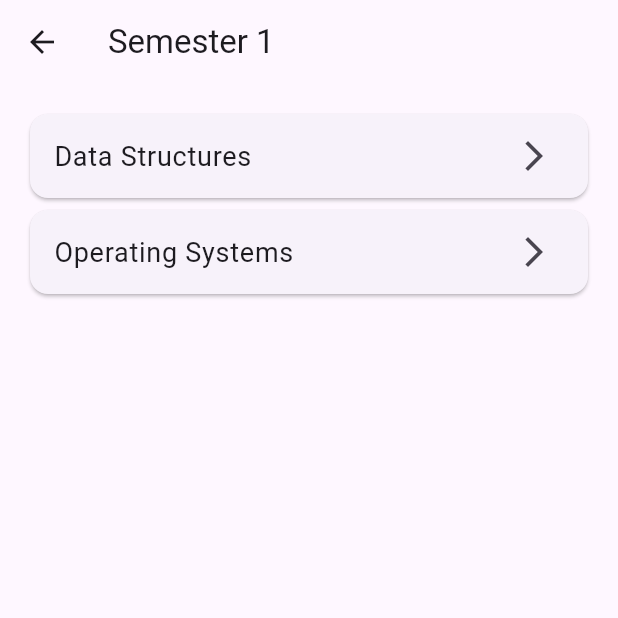
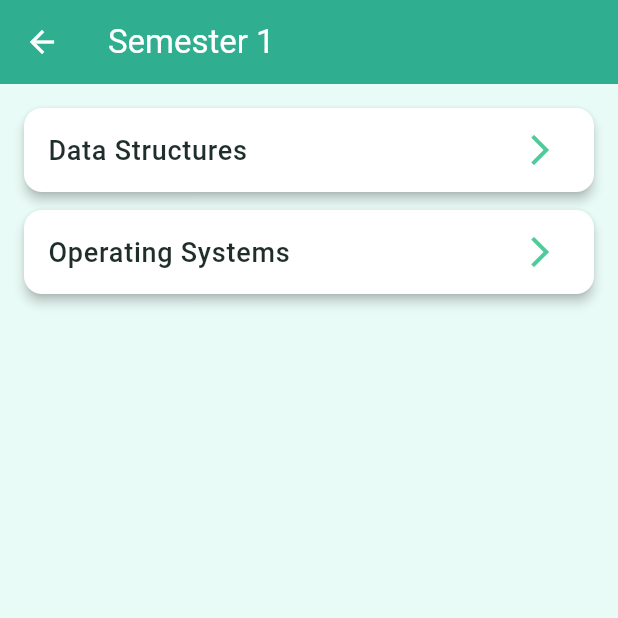
Before and after one commit to Swasthika-P-S/lms, a Flutter app: the screen it shows after launch, after a tap on "Semester 1", on a phone screen of 412 x 824 dp, the top half of it. Run offline on Flutter 3.47's test engine with Material 3 defaults, Android fonts, the phone set to English and light mode, and no system bars.

Commit message:
updated app_colors.dart

```diff
--- /dev/null
+++ b/lib/app_colors.dart
@@ -0,0 +1,26 @@
+import 'package:flutter/material.dart';
+
+class AppColors {
+  // 🌿 Backgrounds
+  static const Color background = Color(0xFFE9FBF6);
+  static const Color cardBackground = Color(0xFFF7F3FA);
+
+  // 🍃 Greens (Primary Theme)
+  static const Color primaryGreen = Color(0xFF2FAF8F);
+  static const Color softGreen = Color(0xFF6FD3B5);
+  static const Color lightGreen = softGreen; // alias
+  static const Color darkGreen = Color(0xFF1F8A70);
+
+  // ⭐ Accent
+  static const Color accentYellow = Color(0xFFF9B233);
+
+  // 📝 Text Colors
+  static const Color textDark = Color(0xFF1F2D2B);
+  static const Color textGrey = Color(0xFF6B8F87);
+
+  // 🧾 Cards
+  static const Color cardWhite = Colors.white;
+
+  // 🔔 Icons
+  static const Color iconGreen = Color(0xFF4ECB9A);
+}
--- a/lib/main.dart
+++ b/lib/main.dart
@@ -1,5 +1,6 @@
 import 'package:flutter/material.dart';
 import 'package:lms/quiz_tab/semester_screen.dart';
+import 'app_colors.dart'; // 👈 import your colors file
 
 void main() {
   runApp(const MyApp());
@@ -14,7 +15,13 @@ class MyApp extends StatelessWidget {
       debugShowCheckedModeBanner: false,
       title: 'LMS',
       theme: ThemeData(
-        primarySwatch: Colors.blue,
+        scaffoldBackgroundColor: AppColors.background,
+        primaryColor: AppColors.primaryGreen,
+        appBarTheme: const AppBarTheme(
+          backgroundColor: AppColors.primaryGreen,
+          foregroundColor: Colors.white,
+          elevation: 0,
+        ),
       ),
       home: const SemesterScreen(),
     );
--- a/lib/quiz_tab/courses.dart
+++ b/lib/quiz_tab/course.dart
@@ -1,9 +1,9 @@
-class Courses {
+class Course {
   final String id;
   final String name;
   final String semesterId;
 
-  Courses({
+  Course({
     required this.id,
     required this.name,
     required this.semesterId,
--- a/lib/quiz_tab/courses_screen.dart
+++ b/lib/quiz_tab/courses_screen.dart
@@ -1,17 +1,6 @@
 import 'package:flutter/material.dart';
-
-// Simple Course model (if you already have one, keep yours)
-class Course {
-  final String id;
-  final String name;
-  final String semesterId;
-
-  Course({
-    required this.id,
-    required this.name,
-    required this.semesterId,
-  });
-}
+import 'package:lms/app_colors.dart';
+import 'course.dart';
 
 class CoursesScreen extends StatelessWidget {
   final String semesterId;
@@ -25,7 +14,6 @@ class CoursesScreen extends StatelessWidget {
 
   @override
   Widget build(BuildContext context) {
-    // Dummy courses
     final List<Course> allCourses = [
       Course(id: 'c1', name: 'Data Structures', semesterId: 's1'),
       Course(id: 'c2', name: 'Operating Systems', semesterId: 's1'),
@@ -34,28 +22,40 @@ class CoursesScreen extends StatelessWidget {
       Course(id: 'c5', name: 'Software Engineering', semesterId: 's3'),
     ];
 
-    // Filter courses by selected semester
-    final courses = allCourses
-        .where((course) => course.semesterId == semesterId)
-        .toList();
+    final courses =
+        allCourses.where((c) => c.semesterId == semesterId).toList();
 
     return Scaffold(
       appBar: AppBar(
-        title: Text(semesterName),
+        title: Text(
+          semesterName,
+          style: const TextStyle(color: Colors.white),
+        ),
+        backgroundColor: AppColors.primaryGreen,
       ),
       body: ListView.builder(
         padding: const EdgeInsets.all(16),
         itemCount: courses.length,
         itemBuilder: (context, index) {
           return Card(
+            color: AppColors.cardWhite,
+            elevation: 3,
+            margin: const EdgeInsets.only(bottom: 12),
             child: ListTile(
               title: Text(
                 courses[index].name,
-                style: const TextStyle(fontSize: 18),
+                style: const TextStyle(
+                  fontSize: 18,
+                  color: AppColors.textDark,
+                  fontWeight: FontWeight.w500,
+                ),
               ),
-              trailing: const Icon(Icons.arrow_forward_ios),
+              trailing: const Icon(
+                Icons.arrow_forward_ios,
+                color: AppColors.iconGreen,
+              ),
               onTap: () {
-                // NEXT STEP: navigate to quiz list
+                // navigate later
               },
             ),
           );
--- a/lib/quiz_tab/semester_screen.dart
+++ b/lib/quiz_tab/semester_screen.dart
@@ -1,13 +1,6 @@
 import 'package:flutter/material.dart';
 import 'courses_screen.dart';
-
-// Simple Semester model (if you already have one, keep yours)
-class Semester {
-  final String id;
-  final String name;
-
-  Semester({required this.id, required this.name});
-}
+import 'semester.dart';
 
 class SemesterScreen extends StatelessWidget {
   const SemesterScreen({super.key});
@@ -19,6 +12,11 @@ class SemesterScreen extends StatelessWidget {
       Semester(id: 's1', name: 'Semester 1'),
       Semester(id: 's2', name: 'Semester 2'),
       Semester(id: 's3', name: 'Semester 3'),
+      Semester(id: 's4', name: 'Semester 4'),
+      Semester(id: 's5', name: 'Semester 5'),
+      Semester(id: 's6', name: 'Semester 6'),
+      Semester(id: 's7', name: 'Semester 7'),
+      Semester(id: 's8', name: 'Semester 8'),
     ];
 
     return Scaffold(
```
